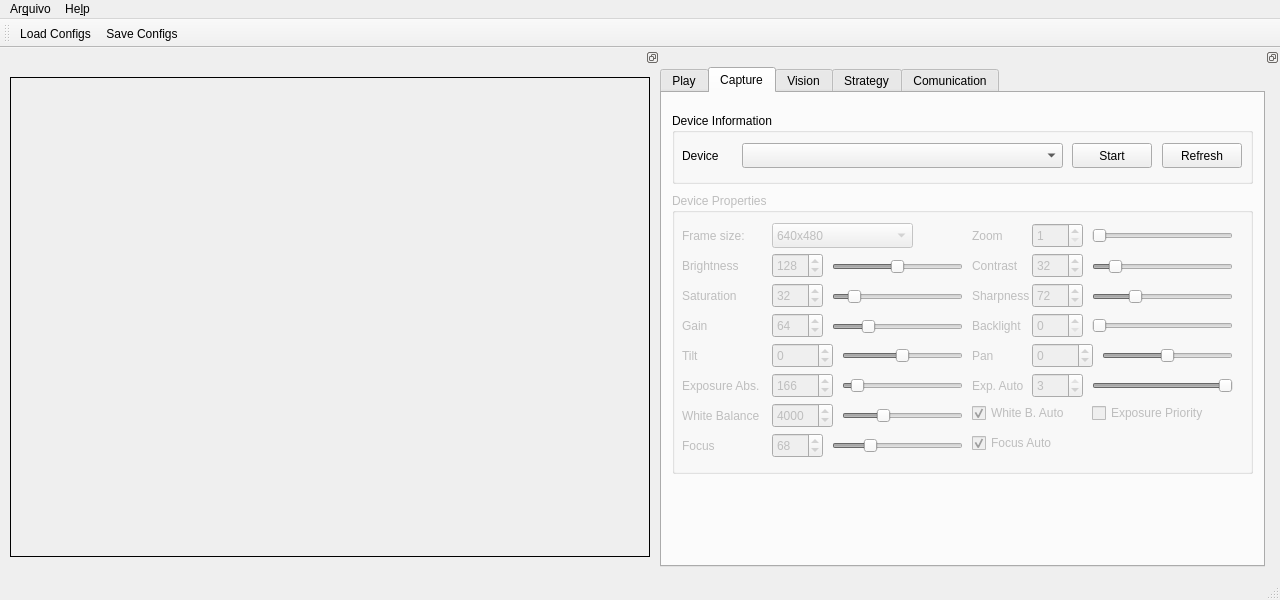
Old version of the form interface/mainwindow.ui in the repository PEQUI-MEC/PY-VSSS-INF.
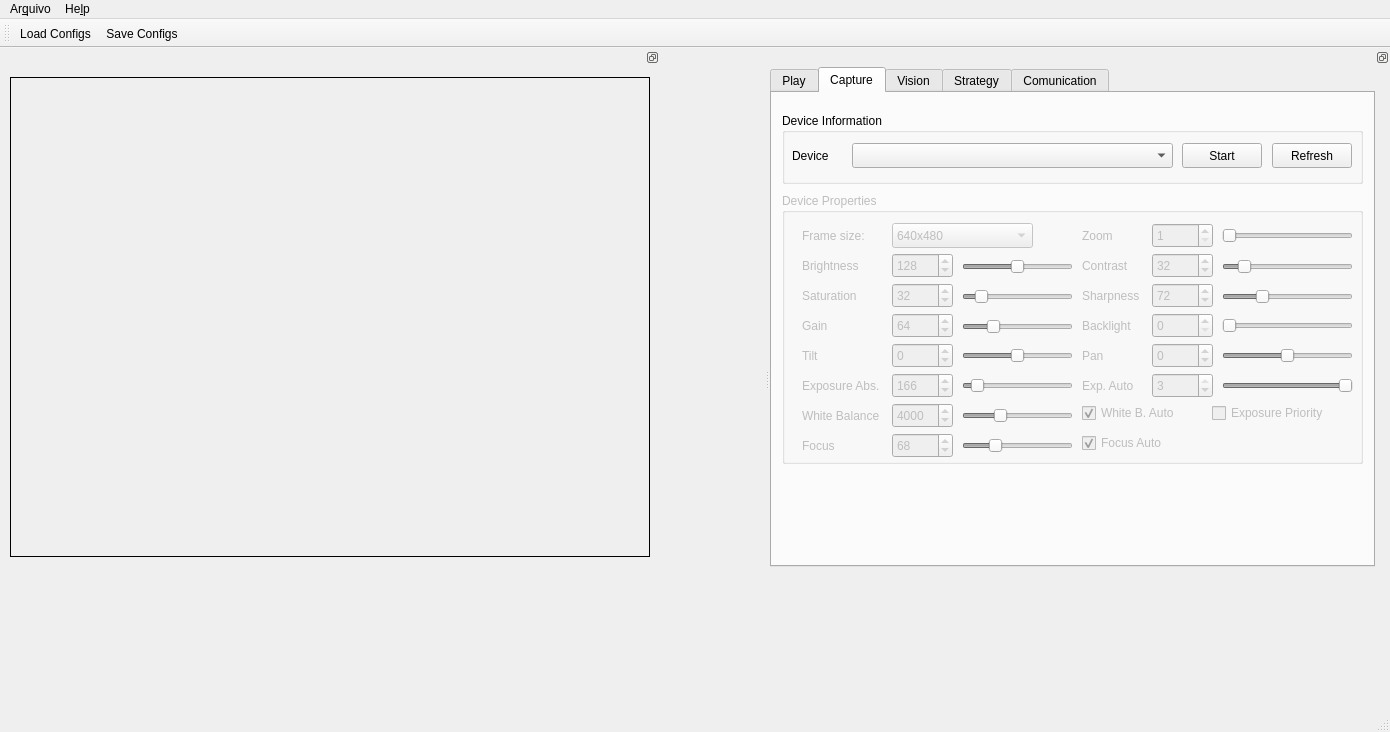
New version of the form. The open tabs and pages were chosen to show the change. Icons and pictures are not drawn.

Commit message: Corrige problemas de merge

The edit to the form file:
```diff
--- a/interface/mainwindow.ui
+++ b/interface/mainwindow.ui
@@ -9,8 +9,8 @@
    <rect>
     <x>0</x>
     <y>0</y>
-    <width>1280</width>
-    <height>600</height>
+    <width>1390</width>
+    <height>732</height>
    </rect>
   </property>
   <property name="minimumSize">
@@ -50,8 +50,8 @@
     <rect>
      <x>0</x>
      <y>0</y>
-     <width>1280</width>
-     <height>24</height>
+     <width>1390</width>
+     <height>26</height>
     </rect>
    </property>
    <widget class="QMenu" name="menuBarArquivo">
@@ -168,12 +168,6 @@
      <height>530</height>
     </size>
    </property>
-   <property name="maximumSize">
-    <size>
-     <width>620</width>
-     <height>530</height>
-    </size>
-   </property>
    <property name="floating">
     <bool>false</bool>
    </property>
@@ -208,12 +202,6 @@
        <height>500</height>
       </size>
      </property>
-     <property name="maximumSize">
-      <size>
-       <width>605</width>
-       <height>500</height>
-      </size>
-     </property>
      <property name="layoutDirection">
       <enum>Qt::LeftToRight</enum>
      </property>
@@ -1724,7 +1712,7 @@
          <x>10</x>
          <y>100</y>
          <width>581</width>
-         <height>281</height>
+         <height>271</height>
         </rect>
        </property>
        <property name="title">
@@ -1733,9 +1721,9 @@
        <widget class="QSpinBox" name="spinBoxCaptureDevicePropertiesSaturation">
         <property name="geometry">
          <rect>
-          <x>100</x>
+          <x>110</x>
           <y>90</y>
-          <width>51</width>
+          <width>61</width>
           <height>25</height>
          </rect>
         </property>
@@ -1764,9 +1752,9 @@
        <widget class="QSlider" name="horizontalSliderCaptureDevicePropertiesSaturation">
         <property name="geometry">
          <rect>
-          <x>160</x>
+          <x>180</x>
           <y>91</y>
-          <width>131</width>
+          <width>111</width>
           <height>25</height>
          </rect>
         </property>
@@ -1798,7 +1786,7 @@
        <widget class="QLabel" name="labelCaptureDevicePropertiesSaturation">
         <property name="geometry">
          <rect>
-          <x>10</x>
+          <x>20</x>
           <y>90</y>
           <width>81</width>
           <height>25</height>
@@ -1823,9 +1811,9 @@
        <widget class="QSlider" name="horizontalSliderCaptureDevicePropertiesSharpness">
         <property name="geometry">
          <rect>
-          <x>420</x>
+          <x>440</x>
           <y>91</y>
-          <width>141</width>
+          <width>131</width>
           <height>25</height>
          </rect>
         </property>
@@ -1857,7 +1845,7 @@
        <widget class="QSpinBox" name="spinBoxCaptureDevicePropertiesExposure">
         <property name="geometry">
          <rect>
-          <x>100</x>
+          <x>110</x>
           <y>180</y>
           <width>61</width>
           <height>25</height>
@@ -1888,7 +1876,7 @@
        <widget class="QComboBox" name="comboBoxCaptureDevicePropertiesFrameSize">
         <property name="geometry">
          <rect>
-          <x>100</x>
+          <x>110</x>
           <y>30</y>
           <width>141</width>
           <height>25</height>
@@ -1940,9 +1928,9 @@
        <widget class="QSpinBox" name="spinBoxCaptureDevicePropertiesContrast">
         <property name="geometry">
          <rect>
-          <x>360</x>
+          <x>370</x>
           <y>60</y>
-          <width>51</width>
+          <width>61</width>
           <height>25</height>
          </rect>
         </property>
@@ -1971,9 +1959,9 @@
        <widget class="QSpinBox" name="spinBoxCaptureDevicePropertiesGain">
         <property name="geometry">
          <rect>
-          <x>100</x>
+          <x>110</x>
           <y>120</y>
-          <width>51</width>
+          <width>61</width>
           <height>25</height>
          </rect>
         </property>
@@ -2002,7 +1990,7 @@
        <widget class="QLabel" name="labelCaptureDevicePropertiesBrightness">
         <property name="geometry">
          <rect>
-          <x>10</x>
+          <x>20</x>
           <y>60</y>
           <width>81</width>
           <height>25</height>
@@ -2027,9 +2015,9 @@
        <widget class="QSlider" name="horizontalSliderCaptureDevicePropertiesBrightness">
         <property name="geometry">
          <rect>
-          <x>160</x>
+          <x>180</x>
           <y>61</y>
-          <width>131</width>
+          <width>111</width>
           <height>25</height>
          </rect>
         </property>
@@ -2070,7 +2058,7 @@
        <widget class="QLabel" name="labelCaptureDevicePropertiesGain">
         <property name="geometry">
          <rect>
-          <x>10</x>
+          <x>20</x>
           <y>120</y>
           <width>81</width>
           <height>25</height>
@@ -2120,9 +2108,9 @@
        <widget class="QSpinBox" name="spinBoxCaptureDevicePropertiesSharpness">
         <property name="geometry">
          <rect>
-          <x>360</x>
+          <x>370</x>
           <y>90</y>
-          <width>51</width>
+          <width>61</width>
           <height>25</height>
          </rect>
         </property>
@@ -2151,9 +2139,9 @@
        <widget class="QSpinBox" name="spinBoxCaptureDevicePropertiesBrightness">
         <property name="geometry">
          <rect>
-          <x>100</x>
+          <x>110</x>
           <y>60</y>
-          <width>51</width>
+          <width>61</width>
           <height>25</height>
          </rect>
         </property>
@@ -2185,7 +2173,7 @@
        <widget class="QLabel" name="labelCaptureDevicePropertiesExposure">
         <property name="geometry">
          <rect>
-          <x>10</x>
+          <x>20</x>
           <y>180</y>
           <width>91</width>
           <height>25</height>
@@ -2210,9 +2198,9 @@
        <widget class="QSlider" name="horizontalSliderCaptureDevicePropertiesGain">
         <property name="geometry">
          <rect>
-          <x>160</x>
+          <x>180</x>
           <y>121</y>
-          <width>131</width>
+          <width>111</width>
           <height>25</height>
          </rect>
         </property>
@@ -2244,7 +2232,7 @@
        <widget class="QLabel" name="labelCaptureDevicePropertiesFameSize">
         <property name="geometry">
          <rect>
-          <x>10</x>
+          <x>20</x>
           <y>30</y>
           <width>81</width>
           <height>25</height>
@@ -2269,9 +2257,9 @@
        <widget class="QSlider" name="horizontalSliderCaptureDevicePropertiesExposure">
         <property name="geometry">
          <rect>
-          <x>170</x>
+          <x>180</x>
           <y>180</y>
-          <width>121</width>
+          <width>111</width>
           <height>25</height>
          </rect>
         </property>
@@ -2303,9 +2291,9 @@
        <widget class="QSlider" name="horizontalSliderCaptureDevicePropertiesContrast">
         <property name="geometry">
          <rect>
-          <x>420</x>
+          <x>440</x>
           <y>61</y>
-          <width>141</width>
+          <width>131</width>
           <height>25</height>
          </rect>
         </property>
@@ -2337,9 +2325,9 @@
        <widget class="QSlider" name="horizontalSliderCaptureDevicePropertiesBacklight">
         <property name="geometry">
          <rect>
-          <x>420</x>
+          <x>440</x>
           <y>120</y>
-          <width>141</width>
+          <width>131</width>
           <height>25</height>
          </rect>
         </property>
@@ -2371,7 +2359,7 @@
        <widget class="QSpinBox" name="spinBoxCaptureDevicePropertiesTilt">
         <property name="geometry">
          <rect>
-          <x>100</x>
+          <x>110</x>
           <y>150</y>
           <width>61</width>
           <height>25</height>
@@ -2408,7 +2396,7 @@
        <widget class="QLabel" name="labelCaptureDevicePropertiesTilt">
         <property name="geometry">
          <rect>
-          <x>10</x>
+          <x>20</x>
           <y>150</y>
           <width>81</width>
           <height>25</height>
@@ -2433,9 +2421,9 @@
        <widget class="QSpinBox" name="spinBoxCaptureDevicePropertiesBacklight">
         <property name="geometry">
          <rect>
-          <x>360</x>
+          <x>370</x>
           <y>120</y>
-          <width>51</width>
+          <width>61</width>
           <height>25</height>
          </rect>
         </property>
@@ -2464,9 +2452,9 @@
        <widget class="QSlider" name="horizontalSliderCaptureDevicePropertiesTilt">
         <property name="geometry">
          <rect>
-          <x>170</x>
+          <x>180</x>
           <y>150</y>
-          <width>121</width>
+          <width>111</width>
           <height>25</height>
          </rect>
         </property>
@@ -2526,7 +2514,7 @@
        <widget class="QSlider" name="horizontalSliderCaptureDevicePropertiesPan">
         <property name="geometry">
          <rect>
-          <x>430</x>
+          <x>440</x>
           <y>150</y>
           <width>131</width>
           <height>25</height>
@@ -2588,7 +2576,7 @@
        <widget class="QSpinBox" name="spinBoxCaptureDevicePropertiesPan">
         <property name="geometry">
          <rect>
-          <x>360</x>
+          <x>370</x>
           <y>150</y>
           <width>61</width>
           <height>25</height>
@@ -2625,9 +2613,9 @@
        <widget class="QSlider" name="horizontalSliderCaptureDevicePropertiesFocus">
         <property name="geometry">
          <rect>
-          <x>160</x>
+          <x>180</x>
           <y>240</y>
-          <width>131</width>
+          <width>111</width>
           <height>25</height>
          </rect>
         </property>
@@ -2665,9 +2653,9 @@
        <widget class="QSpinBox" name="spinBoxCaptureDevicePropertiesFocus">
         <property name="geometry">
          <rect>
-          <x>100</x>
+          <x>110</x>
           <y>240</y>
-          <width>51</width>
+          <width>61</width>
           <height>25</height>
          </rect>
         </property>
@@ -2699,7 +2687,7 @@
        <widget class="QLabel" name="labelCaptureDevicePropertiesFocus">
         <property name="geometry">
          <rect>
-          <x>10</x>
+          <x>20</x>
           <y>240</y>
           <width>91</width>
           <height>25</height>
@@ -2746,9 +2734,9 @@
        <widget class="QSlider" name="horizontalSliderCaptureDevicePropertiesExposureAuto">
         <property name="geometry">
          <rect>
-          <x>420</x>
+          <x>440</x>
           <y>180</y>
-          <width>141</width>
+          <width>131</width>
           <height>25</height>
          </rect>
         </property>
@@ -2783,9 +2771,9 @@
        <widget class="QSpinBox" name="spinBoxCaptureDevicePropertiesExposureAuto">
         <property name="geometry">
          <rect>
-          <x>360</x>
+          <x>370</x>
           <y>180</y>
-          <width>51</width>
+          <width>61</width>
           <height>25</height>
          </rect>
         </property>
@@ -2864,9 +2852,9 @@
        <widget class="QSlider" name="horizontalSliderCaptureDevicePropertiesZoom">
         <property name="geometry">
          <rect>
-          <x>420</x>
+          <x>440</x>
           <y>30</y>
-          <width>141</width>
+          <width>131</width>
           <height>25</height>
          </rect>
         </property>
@@ -2898,9 +2886,9 @@
        <widget class="QSpinBox" name="spinBoxCaptureDevicePropertiesZoom">
         <property name="geometry">
          <rect>
-          <x>360</x>
+          <x>370</x>
           <y>30</y>
-          <width>51</width>
+          <width>61</width>
           <height>25</height>
          </rect>
         </property>
@@ -2929,7 +2917,7 @@
        <widget class="QCheckBox" name="checkBoxCaptureDevicePropertiesExposureAutoPriority">
         <property name="geometry">
          <rect>
-          <x>420</x>
+          <x>430</x>
           <y>210</y>
           <width>141</width>
           <height>20</height>
@@ -2942,9 +2930,9 @@
        <widget class="QSlider" name="horizontalSliderCaptureDevicePropertiesWhiteBalance">
         <property name="geometry">
          <rect>
-          <x>170</x>
+          <x>180</x>
           <y>210</y>
-          <width>121</width>
+          <width>111</width>
           <height>25</height>
          </rect>
         </property>
@@ -2976,7 +2964,7 @@
        <widget class="QSpinBox" name="spinBoxCaptureDevicePropertiesWhiteBalance">
         <property name="geometry">
          <rect>
-          <x>100</x>
+          <x>110</x>
           <y>210</y>
           <width>61</width>
           <height>25</height>
@@ -3007,7 +2995,7 @@
        <widget class="QLabel" name="labelCaptureDevicePropertiesWhiteBalance">
         <property name="geometry">
          <rect>
-          <x>10</x>
+          <x>20</x>
           <y>210</y>
           <width>91</width>
           <height>25</height>
```
Left out of the diff: 166 changed lines with no effect on the pictures.
